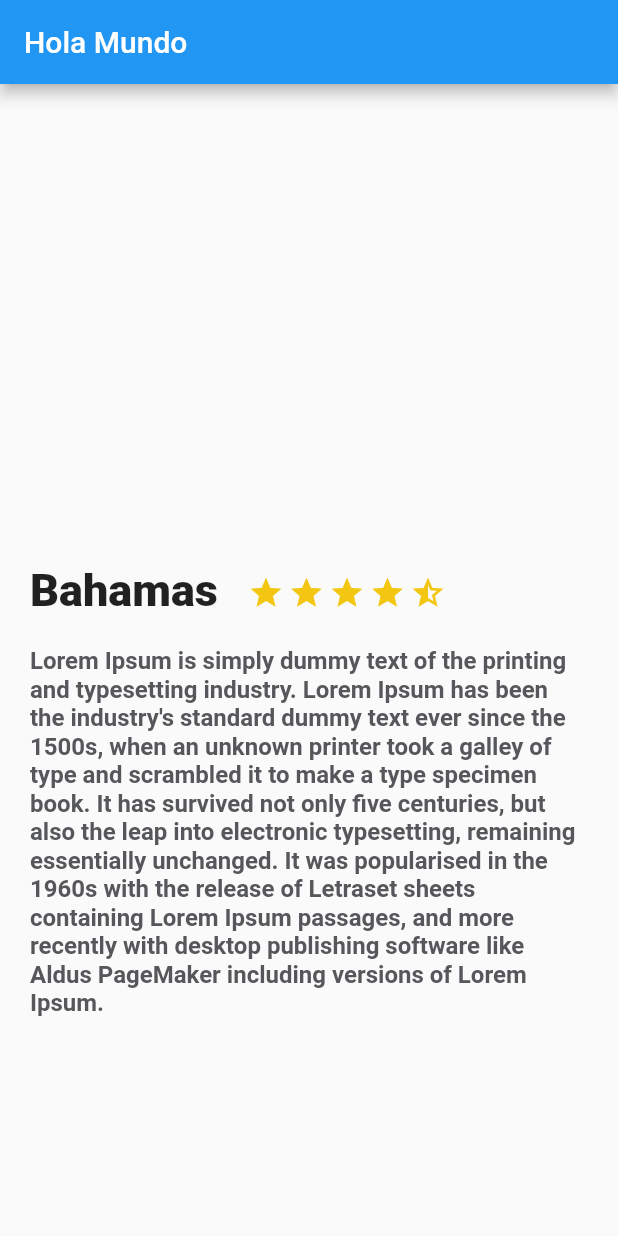
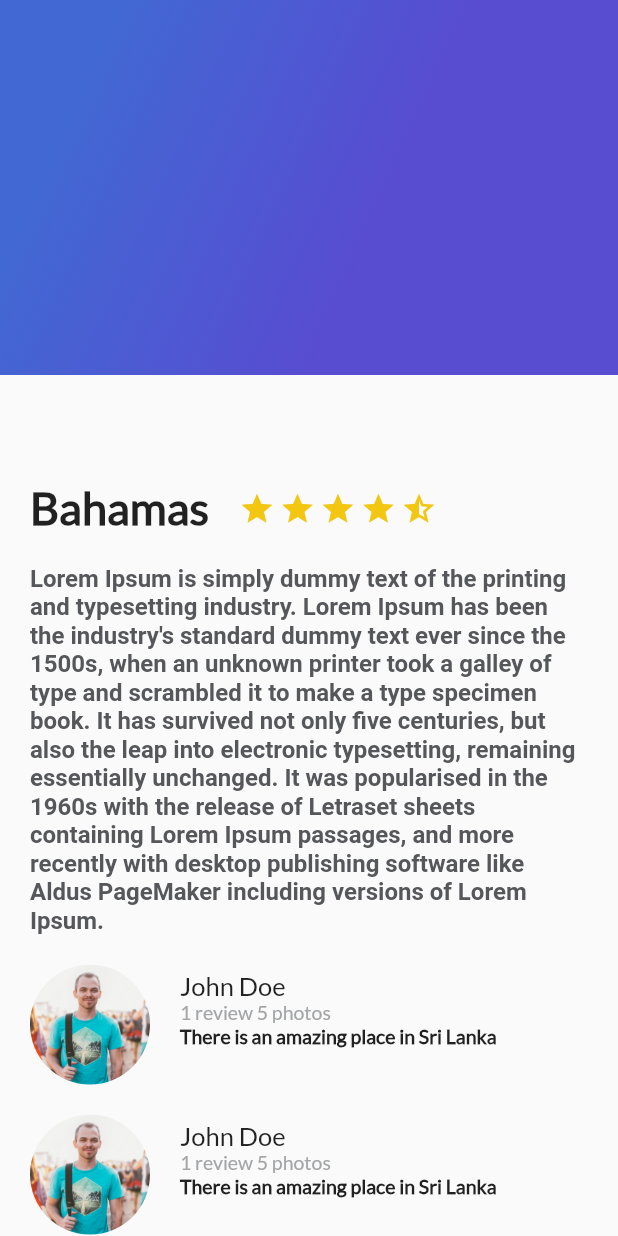
Before and after one commit to karlbehrensg/trips_app, a Flutter app: the screen it shows after launch, on a phone screen of 412 x 824 dp. Run offline on Flutter 3.47's test engine with Material 2 defaults, Android fonts, the phone set to English and light mode, and no system bars.

Commit message:
Widget decorados

```diff
--- a/lib/description_place.dart
+++ b/lib/description_place.dart
@@ -50,7 +50,10 @@ class DescriptionPlace extends StatelessWidget {
           margin: EdgeInsets.only(top: 320.0, left: 20.0, right: 20.0),
           child: Text(
             namePlace,
-            style: TextStyle(fontSize: 30.0, fontWeight: FontWeight.w900),
+            style: TextStyle(
+                fontFamily: "Lato",
+                fontSize: 30.0,
+                fontWeight: FontWeight.w900),
             textAlign: TextAlign.left,
           ),
         ),
--- /dev/null
+++ b/lib/gradient_back.dart
@@ -0,0 +1,17 @@
+import 'package:flutter/material.dart';
+
+class GradientBack extends StatelessWidget {
+  @override
+  Widget build(BuildContext context) {
+    return Container(
+      height: 250.0,
+      decoration: BoxDecoration(
+          gradient: LinearGradient(
+              colors: [Color(0xFF4268D3), Color(0xFF584CD1)],
+              begin: FractionalOffset(0.2, 0.0),
+              end: FractionalOffset(1.0, 0.6),
+              stops: [0.0, 0.6],
+              tileMode: TileMode.clamp)),
+    );
+  }
+}
--- a/lib/main.dart
+++ b/lib/main.dart
@@ -1,5 +1,7 @@
 import 'package:flutter/material.dart';
 import 'description_place.dart';
+import 'review_list.dart';
+import 'gradient_back.dart';
 
 void main() {
   runApp(MyApp());
@@ -18,11 +20,17 @@ class MyApp extends StatelessWidget {
           visualDensity: VisualDensity.adaptivePlatformDensity,
         ),
         home: Scaffold(
-          appBar: AppBar(
-            title: Text('Hola Mundo'),
-          ),
-          body: new DescriptionPlace('Bahamas', 4, descriptionDummy),
-        ));
+            body: Stack(
+          children: [
+            ListView(
+              children: [
+                DescriptionPlace('Bahamas', 4, descriptionDummy),
+                ReviewList()
+              ],
+            ),
+            GradientBack()
+          ],
+        )));
   }
 }
 
--- /dev/null
+++ b/lib/review.dart
@@ -0,0 +1,61 @@
+import 'package:flutter/material.dart';
+
+class Review extends StatelessWidget {
+  String pathImage = 'assets/img/people.jpg';
+  String name = 'Karl Behrens';
+  String details = '1 review 5 photos';
+  String comment = "There is an amazing place in Sri Lanka";
+
+  Review(this.pathImage, this.name, this.details, this.comment);
+
+  @override
+  Widget build(BuildContext context) {
+    final userComment = Container(
+      margin: EdgeInsets.only(left: 20.0),
+      child: Text(
+        comment,
+        textAlign: TextAlign.left,
+        style: TextStyle(
+            fontFamily: "Lato", fontSize: 13.0, fontWeight: FontWeight.w900),
+      ),
+    );
+
+    final userInfo = Container(
+      margin: EdgeInsets.only(left: 20.0),
+      child: Text(
+        details,
+        textAlign: TextAlign.left,
+        style: TextStyle(
+            fontFamily: "Lato", fontSize: 13.0, color: Color(0xFFa3a5a7)),
+      ),
+    );
+
+    final userName = Container(
+      margin: EdgeInsets.only(left: 20.0),
+      child: Text(
+        name,
+        textAlign: TextAlign.left,
+        style: TextStyle(fontFamily: "Lato", fontSize: 17.0),
+      ),
+    );
+
+    final userDetails = Column(
+      crossAxisAlignment: CrossAxisAlignment.start,
+      children: [userName, userInfo, userComment],
+    );
+
+    final photo = Container(
+      margin: EdgeInsets.only(top: 20.0, left: 20.0),
+      width: 80.0,
+      height: 80.0,
+      decoration: BoxDecoration(
+          shape: BoxShape.circle,
+          image:
+              DecorationImage(fit: BoxFit.cover, image: AssetImage(pathImage))),
+    );
+
+    return Row(
+      children: [photo, userDetails],
+    );
+  }
+}
--- /dev/null
+++ b/lib/review_list.dart
@@ -0,0 +1,19 @@
+import 'package:flutter/material.dart';
+import 'review.dart';
+
+class ReviewList extends StatelessWidget {
+  @override
+  Widget build(BuildContext context) {
+    return Column(
+      crossAxisAlignment: CrossAxisAlignment.start,
+      children: [
+        Review('assets/img/people.jpg', 'John Doe', '1 review 5 photos',
+            'There is an amazing place in Sri Lanka'),
+        Review('assets/img/people.jpg', 'John Doe', '1 review 5 photos',
+            'There is an amazing place in Sri Lanka'),
+        Review('assets/img/people.jpg', 'John Doe', '1 review 5 photos',
+            'There is an amazing place in Sri Lanka'),
+      ],
+    );
+  }
+}
```
Also changed, not shown: pubspec.yaml (+7 -0 lines), assets/img/people.jpg (added), fonts/Lato-Regular.ttf (added).
